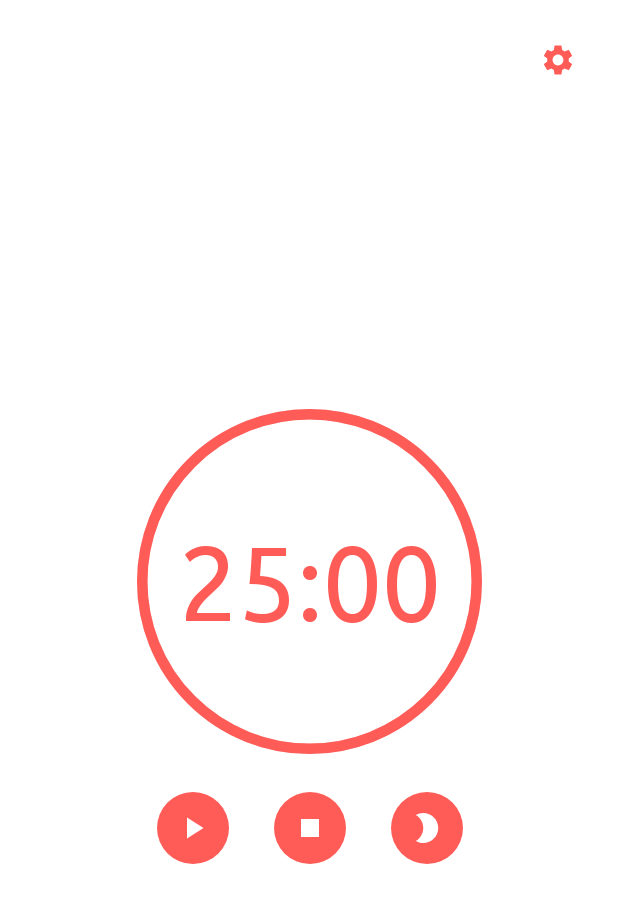
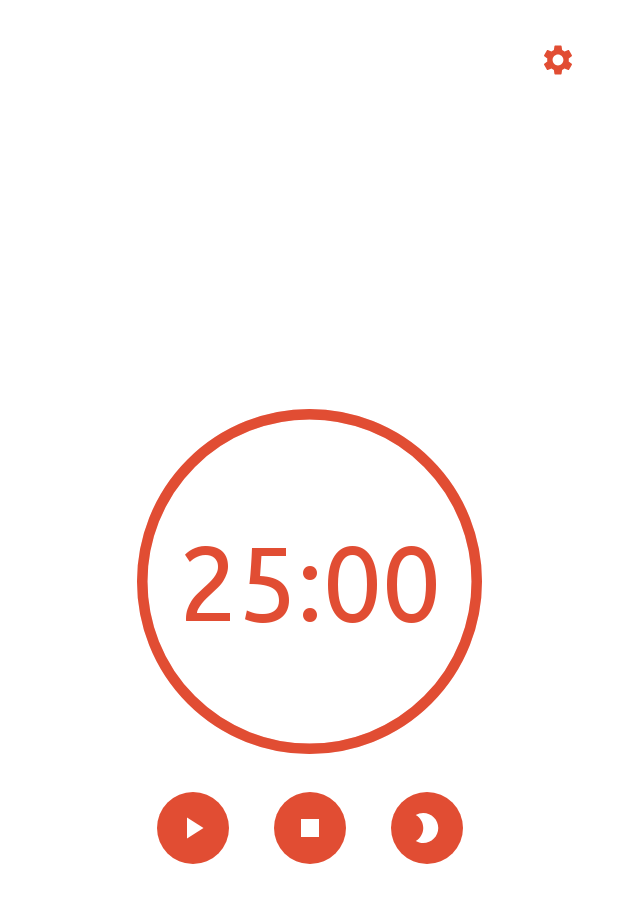
Before and after one commit to emenjivar/pomodoro-timer, an Android app built with Jetpack Compose: the screen it shows after launch (MainActivity), on a phone screen of 412 x 824 dp. Shown: the top 903 px of the screen. Run offline under Robolectric (Android 15) with nearby library versions, the phone set to English and light mode, and no system bars; our stand-ins replace constraintlayout-compose, livedata-compose.

Commit message:
:lipstick: Update primary color
This is an experimental color, it could changes on the future

```diff
--- a/app/src/main/res/values/colors.xml
+++ b/app/src/main/res/values/colors.xml
@@ -9,6 +9,6 @@
     <color name="white">#FFFFFFFF</color>
 
     <color name="dark">#FFFF302D</color>
-    <color name="primary">#FFFF5C58</color>
+    <color name="primary">#E14D33</color>
     <color name="light">#FFFCD2D1</color>
 </resources>
```
